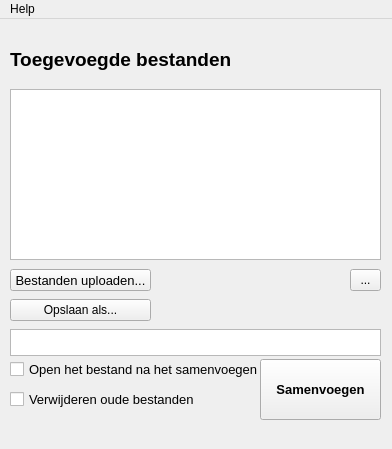
This is ui_files/main_window.ui in jebr/MergePDF as Qt 5 draws it before an edit. The edited form follows.
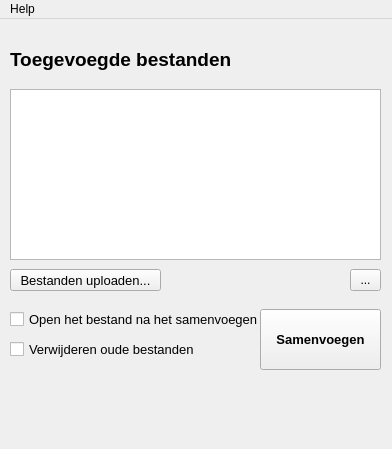
This is the edited form.

```diff
--- a/ui_files/main_window.ui
+++ b/ui_files/main_window.ui
@@ -21,7 +21,7 @@
     <property name="geometry">
      <rect>
       <x>260</x>
-      <y>340</y>
+      <y>290</y>
       <width>121</width>
       <height>61</height>
      </rect>
@@ -41,7 +41,7 @@
     <property name="geometry">
      <rect>
       <x>10</x>
-      <y>370</y>
+      <y>320</y>
       <width>251</width>
       <height>20</height>
      </rect>
@@ -76,7 +76,7 @@
      <rect>
       <x>10</x>
       <y>250</y>
-      <width>141</width>
+      <width>151</width>
       <height>22</height>
      </rect>
     </property>
@@ -102,53 +102,11 @@
      <string>...</string>
     </property>
    </widget>
-   <widget class="QToolButton" name="toolButton_save_as">
-    <property name="geometry">
-     <rect>
-      <x>10</x>
-      <y>280</y>
-      <width>141</width>
-      <height>22</height>
-     </rect>
-    </property>
-    <property name="font">
-     <font>
-      <pointsize>9</pointsize>
-     </font>
-    </property>
-    <property name="text">
-     <string>Opslaan als...</string>
-    </property>
-   </widget>
-   <widget class="QPlainTextEdit" name="plainTextEdit_filename">
-    <property name="geometry">
-     <rect>
-      <x>10</x>
-      <y>310</y>
-      <width>371</width>
-      <height>27</height>
-     </rect>
-    </property>
-    <property name="font">
-     <font>
-      <pointsize>10</pointsize>
-     </font>
-    </property>
-    <property name="focusPolicy">
-     <enum>Qt::NoFocus</enum>
-    </property>
-    <property name="readOnly">
-     <bool>true</bool>
-    </property>
-    <property name="textInteractionFlags">
-     <set>Qt::NoTextInteraction</set>
-    </property>
-   </widget>
    <widget class="QCheckBox" name="checkBox_open_file">
     <property name="geometry">
      <rect>
       <x>10</x>
-      <y>340</y>
+      <y>290</y>
       <width>251</width>
       <height>20</height>
      </rect>
```
